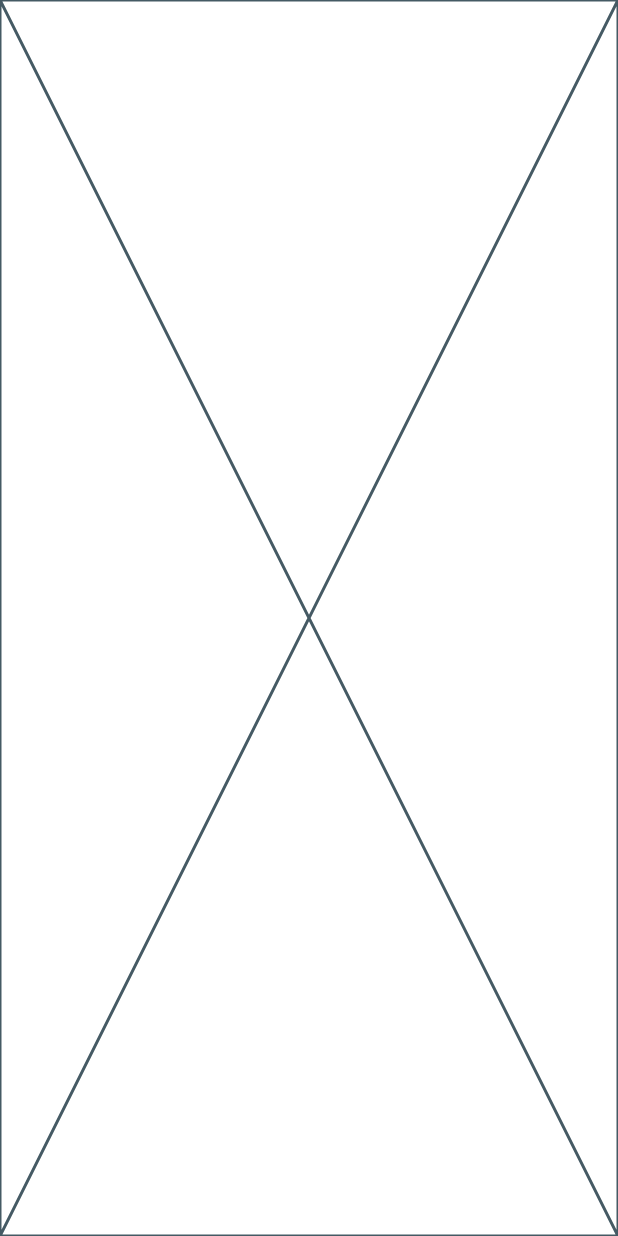
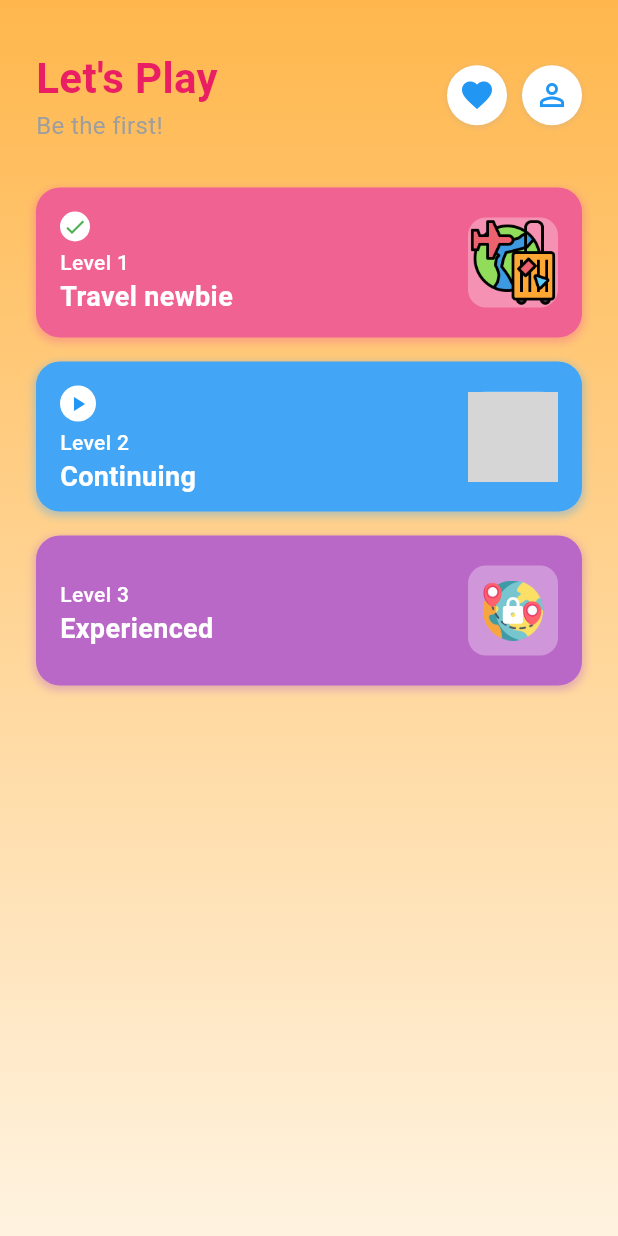
Before and after one commit to Mahad-Ghauri/digital_quiz_competition_platform, a Flutter app: the screen it shows once a user with an empty profile is signed in, on a phone screen of 412 x 824 dp. Run offline on Flutter 3.47's test engine with Material 3 defaults, Android fonts, the light colour scheme and no system bars; our stand-ins replace firebase_core, google_fonts, iconsax, supabase_flutter; accounts and stored records are empty; grey boxes are pictures that could not be loaded.

Commit message:
feat: Add LevelCard widget and enhance interface layout with gradient background

```diff
--- a/lib/Controllers/Authentication/authentication_controller.dart
+++ b/lib/Controllers/Authentication/authentication_controller.dart
@@ -1,7 +1,6 @@
 // ignore_for_file: use_build_context_synchronously
 
 import 'dart:developer';
-
 
 import 'package:digital_quiz_competition_platform/Views/Authentication/login_screen.dart';
 import 'package:digital_quiz_competition_platform/Views/Interface/interface_page.dart';
@@ -34,7 +33,7 @@ class AuthenticationController {
         ScaffoldMessenger.of(context).showSnackBar(
           const SnackBar(
             backgroundColor: Colors.green,
-            content: Text('Logged In Successfully'),
+            content: Center(child: Text('Logged In Successfully')),
             behavior: SnackBarBehavior.floating,
           ),
         );
@@ -65,12 +64,16 @@ class AuthenticationController {
           .then((value) {
             //  If the user is signed up, we can redirect them to the home page
             Navigator.of(context).push(
-              MaterialPageRoute(builder: (context) => const InterfacePage()),
+              MaterialPageRoute(builder: (context) => const LoginScreen()),
             );
             ScaffoldMessenger.of(context).showSnackBar(
               const SnackBar(
                 backgroundColor: Colors.green,
-                content: Text('Welcome Abord. Let\'s start Shopping'),
+                content: Center(
+                  child: Text(
+                    'Welcome to Quizizen! \n Please Login to Continue',
+                  ),
+                ),
                 behavior: SnackBarBehavior.floating,
               ),
             );
--- /dev/null
+++ b/lib/Models/level_card.dart
@@ -0,0 +1,121 @@
+
+// ignore_for_file: deprecated_member_use
+
+import 'package:flutter/material.dart';
+
+class LevelCard extends StatelessWidget {
+  final Color color;
+  final String level;
+  final String title;
+  final String iconPath;
+  final bool isCompleted;
+  final bool isCurrentLevel;
+  final bool isLocked;
+
+  const LevelCard({
+    super.key,
+    required this.color,
+    required this.level,
+    required this.title,
+    required this.iconPath,
+    this.isCompleted = false,
+    this.isCurrentLevel = false,
+    this.isLocked = false,
+  });
+
+  @override
+  Widget build(BuildContext context) {
+    return Container(
+      height: 100,
+      decoration: BoxDecoration(
+        color: color,
+        borderRadius: BorderRadius.circular(16),
+        boxShadow: [
+          BoxShadow(
+            color: color.withOpacity(0.4),
+            spreadRadius: 1,
+            blurRadius: 4,
+            offset: const Offset(0, 2),
+          ),
+        ],
+      ),
+      child: Padding(
+        padding: const EdgeInsets.all(16),
+        child: Row(
+          children: [
+            // Left side content
+            Expanded(
+              child: Column(
+                crossAxisAlignment: CrossAxisAlignment.start,
+                mainAxisAlignment: MainAxisAlignment.center,
+                children: [
+                  if (isCompleted)
+                    Container(
+                      padding: const EdgeInsets.all(2),
+                      decoration: const BoxDecoration(
+                        color: Colors.white,
+                        shape: BoxShape.circle,
+                      ),
+                      child: const Icon(
+                        Icons.check,
+                        color: Colors.green,
+                        size: 16,
+                      ),
+                    ),
+                  if (isCurrentLevel)
+                    Container(
+                      padding: const EdgeInsets.all(4),
+                      decoration: const BoxDecoration(
+                        color: Colors.white,
+                        shape: BoxShape.circle,
+                      ),
+                      child: const Icon(
+                        Icons.play_arrow,
+                        color: Colors.blue,
+                        size: 16,
+                      ),
+                    ),
+                  const SizedBox(height: 4),
+                  Text(
+                    level,
+                    style: const TextStyle(
+                      color: Colors.white,
+                      fontWeight: FontWeight.w500,
+                    ),
+                  ),
+                  Text(
+                    title,
+                    style: const TextStyle(
+                      color: Colors.white,
+                      fontWeight: FontWeight.bold,
+                      fontSize: 18,
+                    ),
+                  ),
+                ],
+              ),
+            ),
+            // Right side image
+            Container(
+              width: 60,
+              height: 60,
+              decoration: BoxDecoration(
+                color: Colors.white.withOpacity(0.3),
+                borderRadius: BorderRadius.circular(12),
+              ),
+              child:
+                  isLocked
+                      ? Stack(
+                        alignment: Alignment.center,
+                        children: [
+                          Image.asset(iconPath, width: 40, height: 40),
+                          const Icon(Icons.lock, color: Colors.white, size: 20),
+                        ],
+                      )
+                      : Image.asset(iconPath, width: 40, height: 40),
+            ),
+          ],
+        ),
+      ),
+    );
+  }
+}
--- a/lib/Views/Authentication/signup_screen.dart
+++ b/lib/Views/Authentication/signup_screen.dart
@@ -114,7 +114,7 @@ class _RegisterPageState extends State<SignupScreen>
       });
 
       // Simulate registration delay
-      Future.delayed(const Duration(seconds: 2), () {
+      Future.delayed(const Duration(seconds: 1), () {
         setState(() {
           _isLoading = false;
         });
@@ -128,7 +128,7 @@ class _RegisterPageState extends State<SignupScreen>
     } else if (!_acceptTerms) {
       ScaffoldMessenger.of(context).showSnackBar(
         const SnackBar(
-          content: Text('Please accept the terms and conditions'),
+          content: Center(child: Text('Please accept the terms and conditions')),
           behavior: SnackBarBehavior.floating,
         ),
       );
--- a/lib/Views/Interface/interface_page.dart
+++ b/lib/Views/Interface/interface_page.dart
@@ -1,3 +1,6 @@
+// ignore_for_file: deprecated_member_use
+
+import 'package:digital_quiz_competition_platform/Models/level_card.dart';
 import 'package:flutter/material.dart';
 
 class InterfacePage extends StatefulWidget {
@@ -10,6 +13,130 @@ class InterfacePage extends StatefulWidget {
 class _InterfacePageState extends State<InterfacePage> {
   @override
   Widget build(BuildContext context) {
-    return const Placeholder();
+    return Scaffold(
+      backgroundColor: Colors.orange.shade50,
+      body: SafeArea(
+        child: Container(
+          decoration: BoxDecoration(
+            gradient: LinearGradient(
+              begin: Alignment.topCenter,
+              end: Alignment.bottomCenter,
+              colors: [Colors.orange.shade300, Colors.orange.shade50],
+            ),
+          ),
+          child: Padding(
+            padding: const EdgeInsets.symmetric(horizontal: 24, vertical: 16),
+            child: Column(
+              crossAxisAlignment: CrossAxisAlignment.start,
+              children: [
+                const SizedBox(height: 16),
+                Row(
+                  mainAxisAlignment: MainAxisAlignment.spaceBetween,
+                  children: [
+                    Column(
+                      crossAxisAlignment: CrossAxisAlignment.start,
+                      children: const [
+                        Text(
+                          "Let's Play",
+                          style: TextStyle(
+                            fontSize: 28,
+                            fontWeight: FontWeight.bold,
+                            color: Colors.pink,
+                          ),
+                        ),
+                        Text(
+                          "Be the first!",
+                          style: TextStyle(fontSize: 16, color: Colors.grey),
+                        ),
+                      ],
+                    ),
+                    Row(
+                      children: [
+                        Container(
+                          padding: const EdgeInsets.all(8),
+                          decoration: BoxDecoration(
+                            color: Colors.white,
+                            shape: BoxShape.circle,
+                            boxShadow: [
+                              BoxShadow(
+                                color: Colors.grey.withOpacity(0.2),
+                                spreadRadius: 1,
+                                blurRadius: 2,
+                                offset: const Offset(0, 1),
+                              ),
+                            ],
+                          ),
+                          child: const Icon(
+                            Icons.favorite,
+                            color: Colors.blue,
+                            size: 24,
+                          ),
+                        ),
+                        const SizedBox(width: 10),
+                        Container(
+                          padding: const EdgeInsets.all(8),
+                          decoration: BoxDecoration(
+                            color: Colors.white,
+                            shape: BoxShape.circle,
+                            boxShadow: [
+                              BoxShadow(
+                                color: Colors.grey.withOpacity(0.2),
+                                spreadRadius: 1,
+                                blurRadius: 2,
+                                offset: const Offset(0, 1),
+                              ),
+                            ],
+                          ),
+                          child: const Icon(
+                            Icons.person_outline,
+                            color: Colors.blue,
+                            size: 24,
+                          ),
+                        ),
+                      ],
+                    ),
+                  ],
+                ),
+                const SizedBox(height: 30),
+                Expanded(
+                  child: ListView(
+                    children: [
+                      // Level 1 Card
+                      LevelCard(
+                        color: Colors.pink.shade300,
+                        level: "Level 1",
+                        title: "Travel newbie",
+                        iconPath: 'assets/images/travel-bag.png',
+                        isCompleted: true,
+                      ),
+                      const SizedBox(height: 16),
+                      // Level 2 Card
+                      LevelCard(
+                        color: Colors.blue.shade400,
+                        level: "Level 2",
+                        title: "Continuing",
+                        iconPath: 'assets/images/airballoon.png',
+                        isCompleted: false,
+                        isCurrentLevel: true,
+                      ),
+                      const SizedBox(height: 16),
+                      // Level 3 Card
+                      LevelCard(
+                        color: Colors.purple.shade300,
+                        level: "Level 3",
+                        title: "Experienced",
+                        iconPath: 'assets/images/destination.png',
+                        isCompleted: false,
+                        isLocked: true,
+                      ),
+                    ],
+                  ),
+                ),
+              ],
+            ),
+          ),
+        ),
+      ),
+    );
   }
 }
```
